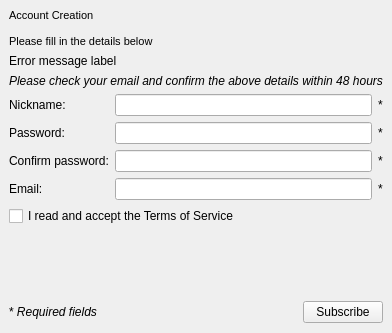
The window that wengophone/src/presentation/qt/webservices/subscribe/SubscribeWengo1.ui (tkrotoff/WengoPhone) describes before a commit, drawn with Qt 5.
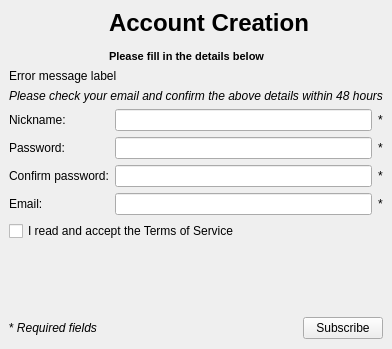
The same window after the commit.

What changed in the file:
```diff
--- a/wengophone/src/presentation/qt/webservices/subscribe/SubscribeWengo1.ui
+++ b/wengophone/src/presentation/qt/webservices/subscribe/SubscribeWengo1.ui
@@ -9,7 +9,7 @@
     <x>0</x>
     <y>0</y>
     <width>370</width>
-    <height>333</height>
+    <height>349</height>
    </rect>
   </property>
   <property name="windowTitle" >
@@ -170,9 +170,288 @@
     </widget>
    </item>
    <item row="0" column="0" >
-    <widget class="QLabel" name="label_6" >
+    <widget class="QLabel" name="accountCreationLabel" >
+     <property name="palette" >
+      <palette>
+       <active>
+        <color>
+         <red>0</red>
+         <green>0</green>
+         <blue>0</blue>
+        </color>
+        <color>
+         <red>212</red>
+         <green>208</green>
+         <blue>200</blue>
+        </color>
+        <color>
+         <red>255</red>
+         <green>255</green>
+         <blue>255</blue>
+        </color>
+        <color>
+         <red>234</red>
+         <green>229</green>
+         <blue>220</blue>
+        </color>
+        <color>
+         <red>128</red>
+         <green>128</green>
+         <blue>128</blue>
+        </color>
+        <color>
+         <red>141</red>
+         <green>139</green>
+         <blue>133</blue>
+        </color>
+        <color>
+         <red>255</red>
+         <green>255</green>
+         <blue>255</blue>
+        </color>
+        <color>
+         <red>255</red>
+         <green>255</green>
+         <blue>255</blue>
+        </color>
+        <color>
+         <red>0</red>
+         <green>0</green>
+         <blue>0</blue>
+        </color>
+        <color>
+         <red>255</red>
+         <green>255</green>
+         <blue>255</blue>
+        </color>
+        <color>
+         <red>212</red>
+         <green>208</green>
+         <blue>200</blue>
+        </color>
+        <color>
+         <red>64</red>
+         <green>64</green>
+         <blue>64</blue>
+        </color>
+        <color>
+         <red>10</red>
+         <green>36</green>
+         <blue>106</blue>
+        </color>
+        <color>
+         <red>255</red>
+         <green>255</green>
+         <blue>255</blue>
+        </color>
+        <color>
+         <red>0</red>
+         <green>0</green>
+         <blue>255</blue>
+        </color>
+        <color>
+         <red>255</red>
+         <green>0</green>
+         <blue>255</blue>
+        </color>
+        <color>
+         <red>232</red>
+         <green>232</green>
+         <blue>232</blue>
+        </color>
+       </active>
+       <inactive>
+        <color>
+         <red>0</red>
+         <green>0</green>
+         <blue>0</blue>
+        </color>
+        <color>
+         <red>212</red>
+         <green>208</green>
+         <blue>200</blue>
+        </color>
+        <color>
+         <red>255</red>
+         <green>255</green>
+         <blue>255</blue>
+        </color>
+        <color>
+         <red>234</red>
+         <green>229</green>
+         <blue>220</blue>
+        </color>
+        <color>
+         <red>128</red>
+         <green>128</green>
+         <blue>128</blue>
+        </color>
+        <color>
+         <red>141</red>
+         <green>139</green>
+         <blue>133</blue>
+        </color>
+        <color>
+         <red>255</red>
+         <green>255</green>
+         <blue>255</blue>
+        </color>
+        <color>
+         <red>255</red>
+         <green>255</green>
+         <blue>255</blue>
+        </color>
+        <color>
+         <red>0</red>
+         <green>0</green>
+         <blue>0</blue>
+        </color>
+        <color>
+         <red>255</red>
+         <green>255</green>
+         <blue>255</blue>
+        </color>
+        <color>
+         <red>212</red>
+         <green>208</green>
+         <blue>200</blue>
+        </color>
+        <color>
+         <red>64</red>
+         <green>64</green>
+         <blue>64</blue>
+        </color>
+        <color>
+         <red>212</red>
+         <green>208</green>
+         <blue>200</blue>
+        </color>
+        <color>
+         <red>0</red>
+         <green>0</green>
+         <blue>0</blue>
+        </color>
+        <color>
+         <red>0</red>
+         <green>0</green>
+         <blue>255</blue>
+        </color>
+        <color>
+         <red>255</red>
+         <green>0</green>
+         <blue>255</blue>
+        </color>
+        <color>
+         <red>232</red>
+         <green>232</green>
+         <blue>232</blue>
+        </color>
+       </inactive>
+       <disabled>
+        <color>
+         <red>106</red>
+         <green>104</green>
+         <blue>100</blue>
+        </color>
+        <color>
+         <red>212</red>
+         <green>208</green>
+         <blue>200</blue>
+        </color>
+        <color>
+         <red>255</red>
+         <green>255</green>
+         <blue>255</blue>
+        </color>
+        <color>
+         <red>233</red>
+         <green>231</green>
+         <blue>227</blue>
+        </color>
+        <color>
+         <red>128</red>
+         <green>128</green>
+         <blue>128</blue>
+        </color>
+        <color>
+         <red>141</red>
+         <green>139</green>
+         <blue>133</blue>
+        </color>
+        <color>
+         <red>106</red>
+         <green>104</green>
+         <blue>100</blue>
+        </color>
+        <color>
+         <red>255</red>
+         <green>255</green>
+         <blue>255</blue>
+        </color>
+        <color>
+         <red>106</red>
+         <green>104</green>
+         <blue>100</blue>
+        </color>
+        <color>
+         <red>212</red>
+         <green>208</green>
+         <blue>200</blue>
+        </color>
+        <color>
+         <red>212</red>
+         <green>208</green>
+         <blue>200</blue>
+        </color>
+        <color>
+         <red>0</red>
+         <green>0</green>
+         <blue>0</blue>
+        </color>
+        <color>
+         <red>10</red>
+         <green>36</green>
+         <blue>106</blue>
+        </color>
+        <color>
+         <red>255</red>
+         <green>255</green>
+         <blue>255</blue>
+        </color>
+        <color>
+         <red>0</red>
+         <green>0</green>
+         <blue>255</blue>
+        </color>
+        <color>
+         <red>255</red>
+         <green>0</green>
+         <blue>255</blue>
+        </color>
+        <color>
+         <red>232</red>
+         <green>232</green>
+         <blue>232</blue>
+        </color>
+       </disabled>
+      </palette>
+     </property>
+     <property name="font" >
+      <font>
+       <family>MS Shell Dlg</family>
+       <pointsize>8</pointsize>
+       <weight>75</weight>
+       <italic>false</italic>
+       <bold>true</bold>
+       <underline>false</underline>
+       <strikeout>false</strikeout>
+      </font>
+     </property>
      <property name="text" >
-      <string>&lt;html>&lt;head>&lt;meta name="qrichtext" content="1" />&lt;/head>&lt;body style=" white-space: pre-wrap; font-family:MS Shell Dlg; font-size:8.25pt; font-weight:400; font-style:normal; text-decoration:none;">&lt;p style=" margin-top:0px; margin-bottom:0px; margin-left:0px; margin-right:0px; -qt-block-indent:0; text-indent:0px;">&lt;span style=" font-size:8pt;">Account Creation&lt;/span>&lt;/p>&lt;p style="-qt-paragraph-type:empty; margin-top:0px; margin-bottom:0px; margin-left:0px; margin-right:0px; -qt-block-indent:0; text-indent:0px; font-size:8pt;">&lt;/p>&lt;p style=" margin-top:0px; margin-bottom:0px; margin-left:0px; margin-right:0px; -qt-block-indent:0; text-indent:0px; font-size:8pt;">Please fill in the details below&lt;/p>&lt;/body>&lt;/html></string>
+      <string>&lt;span style="font-size:18pt;">Account Creation&lt;/span>&lt;br />&lt;br />&lt;span>Please fill in the details below&lt;/span></string>
+     </property>
+     <property name="indent" >
+      <number>100</number>
      </property>
     </widget>
    </item>
```
